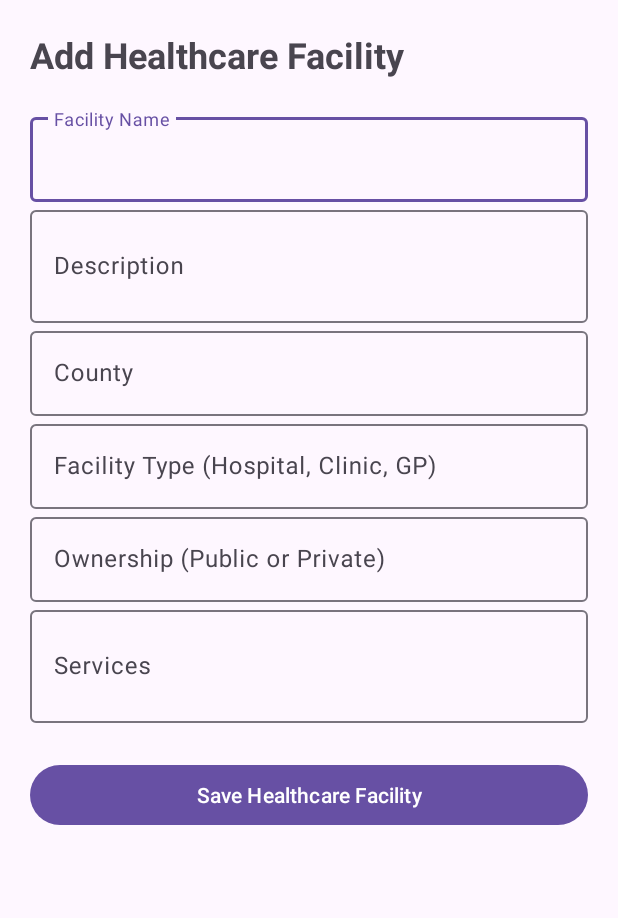
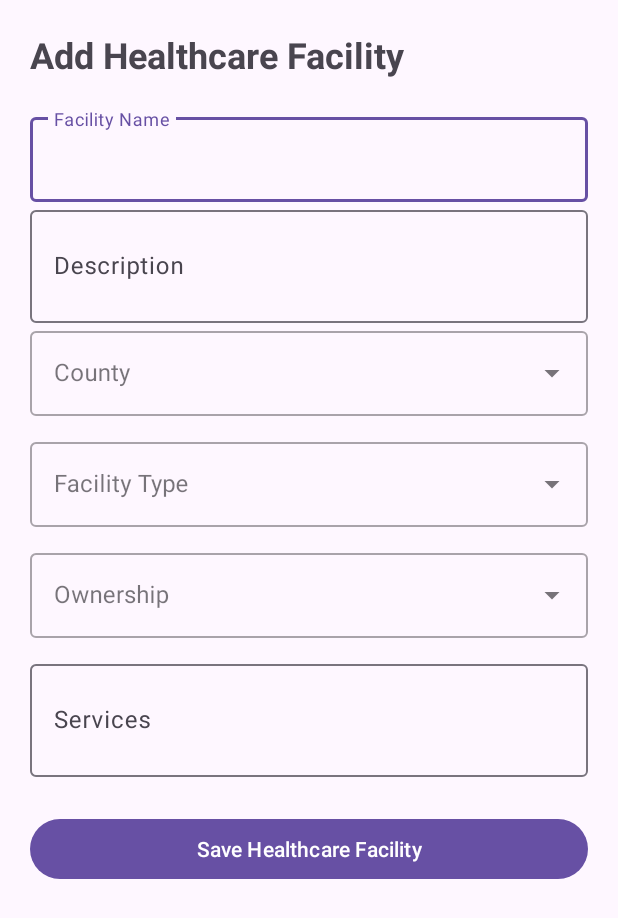
Before and after one commit to lovelygregorio/MediMapIreland, an Android app: the HealthcareFacilityActivity screen opened directly, with no data from a screen before it, on a phone screen of 412 x 824 dp. Shown: the top 918 px of the screen. Run offline under Robolectric (Android 15) with nearby library versions, the phone set to English and light mode, and no system bars.

Commit message:
implement material design dropdown menus for healthcarefacilities

```diff
--- a/app/src/main/java/com/example/medimapireland/activities/HealthcareFacilityActivity.kt
+++ b/app/src/main/java/com/example/medimapireland/activities/HealthcareFacilityActivity.kt
@@ -1,15 +1,15 @@
-
 package com.example.medimapireland.activities
 
 import android.os.Bundle
+import android.widget.ArrayAdapter
 import android.widget.Toast
 import androidx.appcompat.app.AppCompatActivity
+import com.example.medimapireland.R
 import com.example.medimapireland.databinding.ActivityHealthcareFacilityBinding
 import com.example.medimapireland.main.MainApp
 import com.example.medimapireland.models.HealthcareFacilityModel
 
-
-// Screen for adding a new healthcare facility
+// Screen for adding or editing a healthcare facility
 class HealthcareFacilityActivity : AppCompatActivity() {
 
     // View Binding connects Kotlin to the XML layout
@@ -32,9 +32,11 @@ class HealthcareFacilityActivity : AppCompatActivity() {
         // Get the application and its facility storage
         app = application as MainApp
 
+        // Initialise the dropdown menus
+        setupDropdownMenus()
+
         // Check whether a facility ID was passed for editing
         if (intent.hasExtra("facility_id")) {
-
             val facilityId = intent.getLongExtra("facility_id", -1L)
 
             // Find the existing facility using its ID
@@ -46,19 +48,22 @@ class HealthcareFacilityActivity : AppCompatActivity() {
             val facility = editingFacility
 
             if (facility != null) {
-
                 binding.facilityName.setText(facility.name)
                 binding.facilityDescription.setText(facility.description)
-                binding.facilityCounty.setText(facility.county)
-                binding.facilityType.setText(facility.facilityType)
-                binding.facilityOwnership.setText(facility.ownership)
+
+                // Restore saved selections without filtering dropdown options
+                binding.facilityCounty.setText(facility.county, false)
+                binding.facilityType.setText(facility.facilityType, false)
+                binding.facilityOwnership.setText(facility.ownership, false)
+
                 binding.facilityServices.setText(facility.services)
+
+                // Change the screen heading when editing
+                binding.tvFormHeading.text = "Edit Healthcare Facility"
 
                 // Change the button text when editing
                 binding.btnSaveFacility.text = "Update Facility"
-
             } else {
-
                 // Close the screen if the facility cannot be found
                 Toast.makeText(
                     this,
@@ -74,7 +79,7 @@ class HealthcareFacilityActivity : AppCompatActivity() {
         // Listen for the Save or Update button being clicked
         binding.btnSaveFacility.setOnClickListener {
 
-            // Read the values entered by the user
+            // Read the values entered or selected by the user
             val name = binding.facilityName.text.toString().trim()
             val description = binding.facilityDescription.text.toString().trim()
             val county = binding.facilityCounty.text.toString().trim()
@@ -84,20 +89,17 @@ class HealthcareFacilityActivity : AppCompatActivity() {
 
             // Validate the required fields
             if (name.isBlank() || county.isBlank() ||
-                facilityType.isBlank() || ownership.isBlank()) {
-
+                facilityType.isBlank() || ownership.isBlank()
+            ) {
                 Toast.makeText(
                     this,
                     "Please complete all required fields",
                     Toast.LENGTH_SHORT
                 ).show()
-
             } else {
-
                 val existingFacility = editingFacility
 
                 if (existingFacility != null) {
-
                     // Update the existing facility while preserving
                     // its ID, latitude, longitude and zoom
                     val updatedFacility = existingFacility.copy(
@@ -109,7 +111,7 @@ class HealthcareFacilityActivity : AppCompatActivity() {
                         services = services
                     )
 
-                    // Update the facility in shared storage
+                    // Update the facility in shared JSON storage
                     app.facilities.update(updatedFacility)
 
                     // Display update confirmation
@@ -118,9 +120,7 @@ class HealthcareFacilityActivity : AppCompatActivity() {
                         "Healthcare facility updated!",
                         Toast.LENGTH_SHORT
                     ).show()
-
                 } else {
-
                     // Create a new healthcare facility object
                     val facility = HealthcareFacilityModel(
                         name = name,
@@ -131,7 +131,7 @@ class HealthcareFacilityActivity : AppCompatActivity() {
                         services = services
                     )
 
-                    // Save the facility to temporary memory storage
+                    // Save the facility to persistent JSON storage
                     app.facilities.create(facility)
 
                     // Display save confirmation
@@ -147,4 +147,47 @@ class HealthcareFacilityActivity : AppCompatActivity() {
             }
         }
     }
+
+    // Configure the dropdown menus using string arrays
+    private fun setupDropdownMenus() {
+
+        // Load all 32 Irish counties from strings.xml
+        val counties = resources.getStringArray(R.array.irish_counties)
+
+        // Create an adapter to display the county options
+        val countyAdapter = ArrayAdapter(
+            this,
+            android.R.layout.simple_dropdown_item_1line,
+            counties
+        )
+
+        // Connect the adapter to the county dropdown
+        binding.facilityCounty.setAdapter(countyAdapter)
+
+        // Load the available healthcare facility types
+        val facilityTypes = resources.getStringArray(R.array.facility_types)
+
+        // Create an adapter to display the facility type options
+        val typeAdapter = ArrayAdapter(
+            this,
+            android.R.layout.simple_dropdown_item_1line,
+            facilityTypes
+        )
+
+        // Connect the adapter to the facility type dropdown
+        binding.facilityType.setAdapter(typeAdapter)
+
+        // Load the available ownership categories
+        val ownershipTypes = resources.getStringArray(R.array.ownership_types)
+
+        // Create an adapter to display the ownership options
+        val ownershipAdapter = ArrayAdapter(
+            this,
+            android.R.layout.simple_dropdown_item_1line,
+            ownershipTypes
+        )
+
+        // Connect the adapter to the ownership dropdown
+        binding.facilityOwnership.setAdapter(ownershipAdapter)
+    }
 }
--- a/app/src/main/res/layout/activity_healthcare_facility.xml
+++ b/app/src/main/res/layout/activity_healthcare_facility.xml
@@ -16,6 +16,7 @@
 
         <!-- Screen heading -->
         <TextView
+            android:id="@+id/tvFormHeading"
             android:layout_width="match_parent"
             android:layout_height="wrap_content"
             android:text="Add Healthcare Facility"
@@ -52,45 +53,51 @@
 
         </com.google.android.material.textfield.TextInputLayout>
 
-        <!-- County -->
+        <!-- County dropdown menu -->
         <com.google.android.material.textfield.TextInputLayout
+            style="@style/Widget.MaterialComponents.TextInputLayout.OutlinedBox.ExposedDropdownMenu"
             android:layout_width="match_parent"
             android:layout_height="wrap_content"
+            android:layout_marginBottom="12dp"
             android:hint="County">
 
-            <com.google.android.material.textfield.TextInputEditText
+            <com.google.android.material.textfield.MaterialAutoCompleteTextView
                 android:id="@+id/facilityCounty"
                 android:layout_width="match_parent"
                 android:layout_height="wrap_content"
-                android:inputType="textCapWords" />
+                android:inputType="none" />
 
         </com.google.android.material.textfield.TextInputLayout>
 
-        <!-- Facility type -->
+        <!-- Facility type dropdown menu -->
         <com.google.android.material.textfield.TextInputLayout
+            style="@style/Widget.MaterialComponents.TextInputLayout.OutlinedBox.ExposedDropdownMenu"
             android:layout_width="match_parent"
             android:layout_height="wrap_content"
-            android:hint="Facility Type (Hospital, Clinic, GP)">
+            android:layout_marginBottom="12dp"
+            android:hint="Facility Type">
 
-            <com.google.android.material.textfield.TextInputEditText
+            <com.google.android.material.textfield.MaterialAutoCompleteTextView
                 android:id="@+id/facilityType"
                 android:layout_width="match_parent"
                 android:layout_height="wrap_content"
-                android:inputType="textCapWords" />
+                android:inputType="none" />
 
         </com.google.android.material.textfield.TextInputLayout>
 
-        <!-- Ownership -->
+        <!-- Ownership dropdown menu -->
         <com.google.android.material.textfield.TextInputLayout
+            style="@style/Widget.MaterialComponents.TextInputLayout.OutlinedBox.ExposedDropdownMenu"
             android:layout_width="match_parent"
             android:layout_height="wrap_content"
-            android:hint="Ownership (Public or Private)">
+            android:layout_marginBottom="12dp"
+            android:hint="Ownership">
 
-            <com.google.android.material.textfield.TextInputEditText
+            <com.google.android.material.textfield.MaterialAutoCompleteTextView
                 android:id="@+id/facilityOwnership"
                 android:layout_width="match_parent"
                 android:layout_height="wrap_content"
-                android:inputType="textCapWords" />
+                android:inputType="none" />
 
         </com.google.android.material.textfield.TextInputLayout>
 
--- a/app/src/main/res/values/strings.xml
+++ b/app/src/main/res/values/strings.xml
@@ -1,3 +1,61 @@
 <resources>
     <string name="app_name">MediMapIreland</string>
+
+    <!-- List of all 32 Irish counties -->
+    <string-array name="irish_counties">
+        <item>Antrim</item>
+        <item>Armagh</item>
+        <item>Carlow</item>
+        <item>Cavan</item>
+        <item>Clare</item>
+        <item>Cork</item>
+        <item>Derry</item>
+        <item>Donegal</item>
+        <item>Down</item>
+        <item>Dublin</item>
+        <item>Fermanagh</item>
+        <item>Galway</item>
+        <item>Kerry</item>
+        <item>Kildare</item>
+        <item>Kilkenny</item>
+        <item>Laois</item>
+        <item>Leitrim</item>
+        <item>Limerick</item>
+        <item>Longford</item>
+        <item>Louth</item>
+        <item>Mayo</item>
+        <item>Meath</item>
+        <item>Monaghan</item>
+        <item>Offaly</item>
+        <item>Roscommon</item>
+        <item>Sligo</item>
+        <item>Tipperary</item>
+        <item>Tyrone</item>
+        <item>Waterford</item>
+        <item>Westmeath</item>
+        <item>Wexford</item>
+        <item>Wicklow</item>
+    </string-array>
+
+    <!-- Available healthcare facility types -->
+    <string-array name="facility_types">
+        <item>Hospital</item>
+        <item>GP Clinic</item>
+        <item>Pharmacy</item>
+        <item>Dental Clinic</item>
+        <item>Primary Care Centre</item>
+        <item>Urgent Care Centre</item>
+        <item>Diagnostic Centre</item>
+        <item>Rehabilitation Centre</item>
+        <item>Nursing Home</item>
+        <item>Other</item>
+    </string-array>
+
+    <!-- Healthcare facility ownership categories -->
+    <string-array name="ownership_types">
+        <item>Public</item>
+        <item>Private</item>
+        <item>Voluntary</item>
+    </string-array>
+
 </resources>
```
